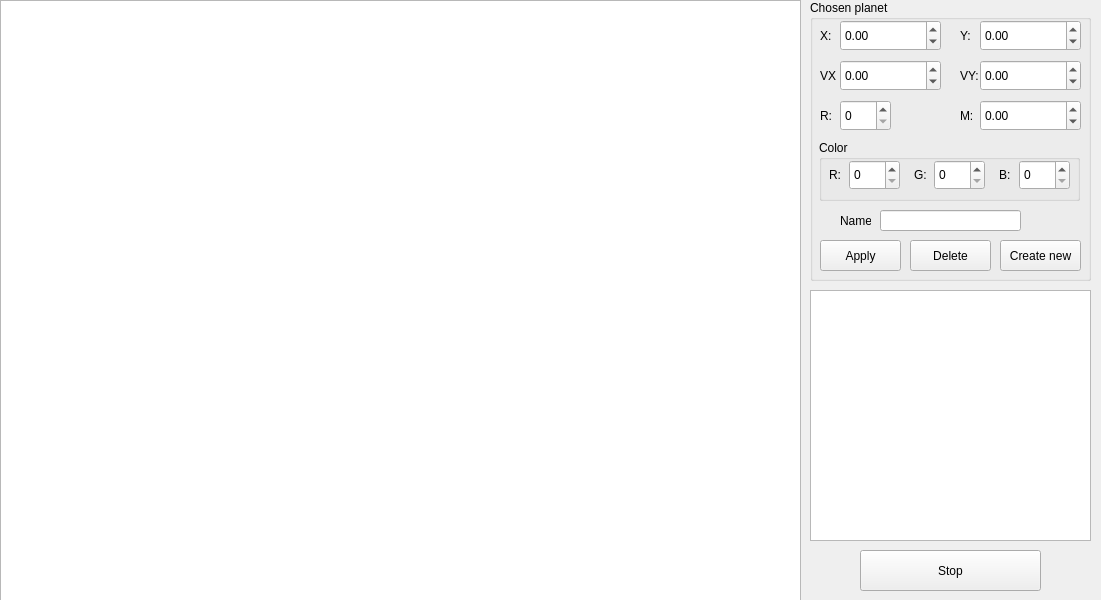
Above: src/widget.ui from BigRedEye/Kepler before the change. Below: the same form after it.
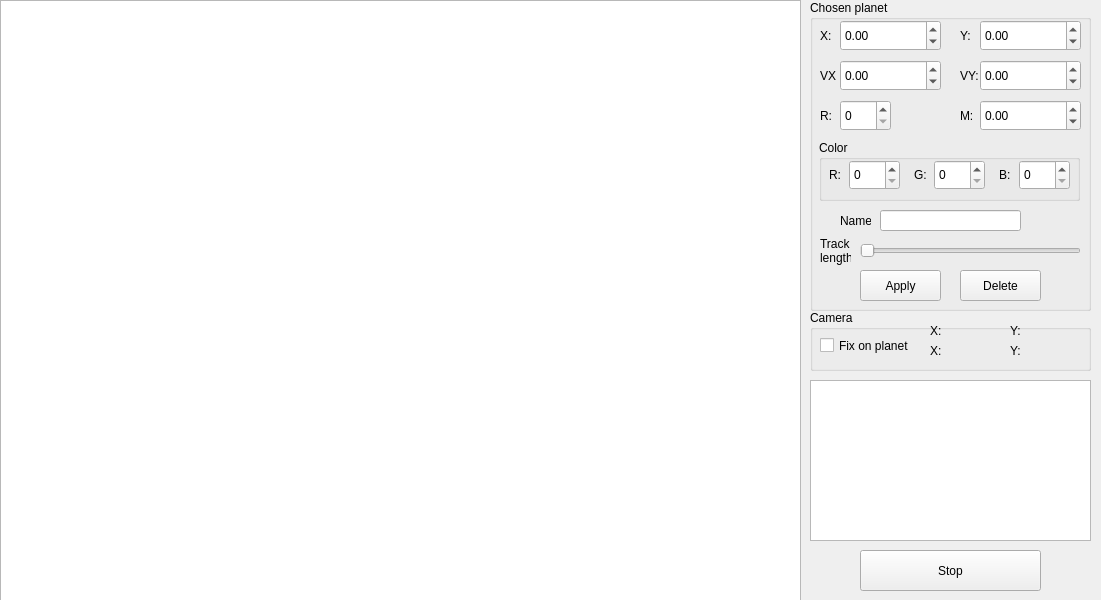
That is the form after the change.

Commit message: Camera moving & planets adding

```diff
--- a/src/widget.ui
+++ b/src/widget.ui
@@ -10,6 +10,18 @@
     <height>600</height>
    </rect>
   </property>
+  <property name="minimumSize">
+   <size>
+    <width>1101</width>
+    <height>600</height>
+   </size>
+  </property>
+  <property name="maximumSize">
+   <size>
+    <width>1101</width>
+    <height>600</height>
+   </size>
+  </property>
   <property name="windowTitle">
    <string>Kepler</string>
   </property>
@@ -42,7 +54,7 @@
      <x>810</x>
      <y>0</y>
      <width>281</width>
-     <height>281</height>
+     <height>311</height>
     </rect>
    </property>
    <property name="title">
@@ -313,8 +325,8 @@
    <widget class="QPushButton" name="pushButton">
     <property name="geometry">
      <rect>
-      <x>10</x>
-      <y>240</y>
+      <x>50</x>
+      <y>270</y>
       <width>81</width>
       <height>31</height>
      </rect>
@@ -323,19 +335,6 @@
      <string>Apply</string>
     </property>
    </widget>
-   <widget class="QPushButton" name="pushButton_2">
-    <property name="geometry">
-     <rect>
-      <x>190</x>
-      <y>240</y>
-      <width>81</width>
-      <height>31</height>
-     </rect>
-    </property>
-    <property name="text">
-     <string>Create new</string>
-    </property>
-   </widget>
    <widget class="QLineEdit" name="lineEdit">
     <property name="geometry">
      <rect>
@@ -362,8 +361,8 @@
    <widget class="QPushButton" name="pushButton_3">
     <property name="geometry">
      <rect>
-      <x>100</x>
-      <y>240</y>
+      <x>150</x>
+      <y>270</y>
       <width>81</width>
       <height>31</height>
      </rect>
@@ -372,17 +371,125 @@
      <string>Delete</string>
     </property>
    </widget>
+   <widget class="QSlider" name="trackLen">
+    <property name="geometry">
+     <rect>
+      <x>50</x>
+      <y>240</y>
+      <width>221</width>
+      <height>22</height>
+     </rect>
+    </property>
+    <property name="maximum">
+     <number>50</number>
+    </property>
+    <property name="orientation">
+     <enum>Qt::Horizontal</enum>
+    </property>
+   </widget>
+   <widget class="QLabel" name="label_10">
+    <property name="geometry">
+     <rect>
+      <x>10</x>
+      <y>230</y>
+      <width>31</width>
+      <height>41</height>
+     </rect>
+    </property>
+    <property name="text">
+     <string>Track 
+length</string>
+    </property>
+   </widget>
   </widget>
   <widget class="QListWidget" name="listWidget">
    <property name="geometry">
     <rect>
      <x>810</x>
-     <y>290</y>
+     <y>380</y>
      <width>281</width>
-     <height>251</height>
+     <height>161</height>
     </rect>
    </property>
   </widget>
+  <widget class="QGroupBox" name="groupBox">
+   <property name="geometry">
+    <rect>
+     <x>810</x>
+     <y>310</y>
+     <width>281</width>
+     <height>61</height>
+    </rect>
+   </property>
+   <property name="title">
+    <string>Camera</string>
+   </property>
+   <widget class="QCheckBox" name="checkBox">
+    <property name="geometry">
+     <rect>
+      <x>10</x>
+      <y>20</y>
+      <width>91</width>
+      <height>31</height>
+     </rect>
+    </property>
+    <property name="text">
+     <string>Fix on planet</string>
+    </property>
+   </widget>
+   <widget class="QLabel" name="camX">
+    <property name="geometry">
+     <rect>
+      <x>120</x>
+      <y>10</y>
+      <width>71</width>
+      <height>21</height>
+     </rect>
+    </property>
+    <property name="text">
+     <string>X:</string>
+    </property>
+   </widget>
+   <widget class="QLabel" name="camY">
+    <property name="geometry">
+     <rect>
+      <x>200</x>
+      <y>10</y>
+      <width>71</width>
+      <height>21</height>
+     </rect>
+    </property>
+    <property name="text">
+     <string>Y:</string>
+    </property>
+   </widget>
+   <widget class="QLabel" name="camW">
+    <property name="geometry">
+     <rect>
+      <x>120</x>
+      <y>30</y>
+      <width>71</width>
+      <height>21</height>
+     </rect>
+    </property>
+    <property name="text">
+     <string>X:</string>
+    </property>
+   </widget>
+   <widget class="QLabel" name="camH">
+    <property name="geometry">
+     <rect>
+      <x>200</x>
+      <y>30</y>
+      <width>71</width>
+      <height>21</height>
+     </rect>
+    </property>
+    <property name="text">
+     <string>Y:</string>
+    </property>
+   </widget>
+  </widget>
  </widget>
  <layoutdefault spacing="6" margin="11"/>
  <tabstops>
```
The commit also changes 12 other files.
